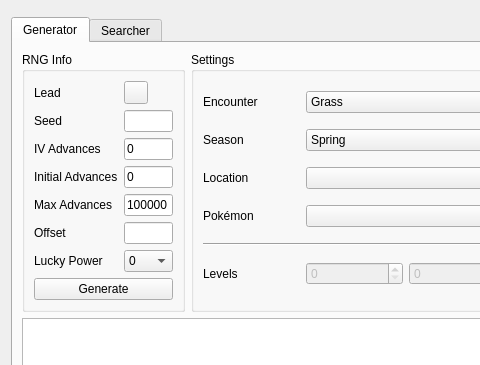
First picture: the form in Form/Gen5/Wild5.ui, repository Admiral-Fish/PokeFinder, before the edit; both pictures show x 0 to 480 and y 0 to 365 of the 1200 by 700 pixel window.
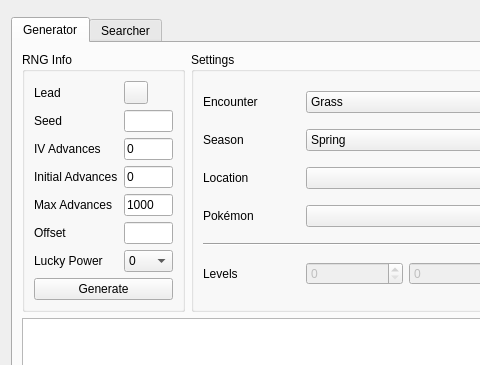
Second picture: the form after the edit. Custom widgets are drawn as their Qt base class.

```diff
--- a/Form/Gen5/Wild5.ui
+++ b/Form/Gen5/Wild5.ui
@@ -95,7 +95,7 @@
           <item row="4" column="1">
            <widget class="TextBox" name="textBoxGeneratorMaxAdvances">
             <property name="text">
-             <string notr="true">100000</string>
+             <string notr="true">1000</string>
             </property>
            </widget>
           </item>
```
